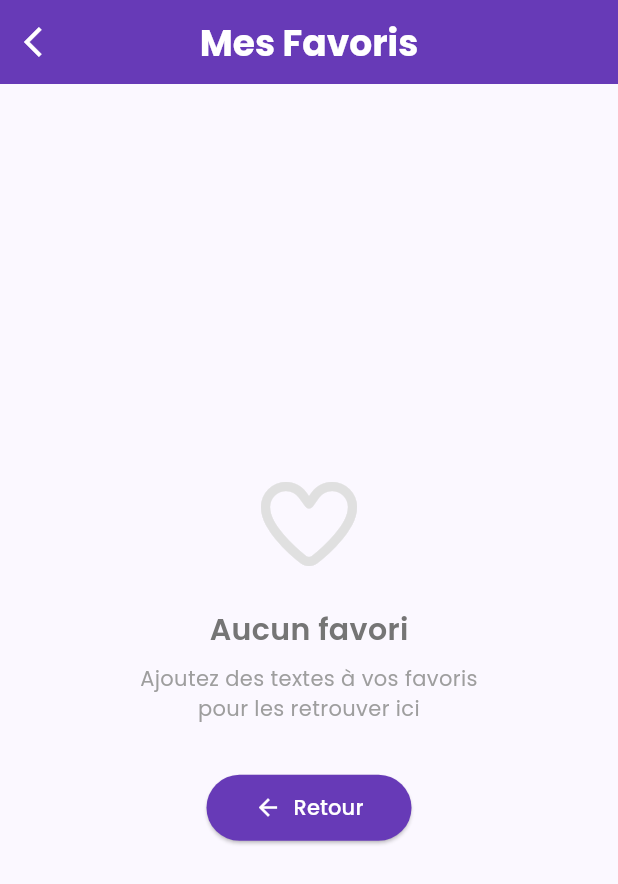
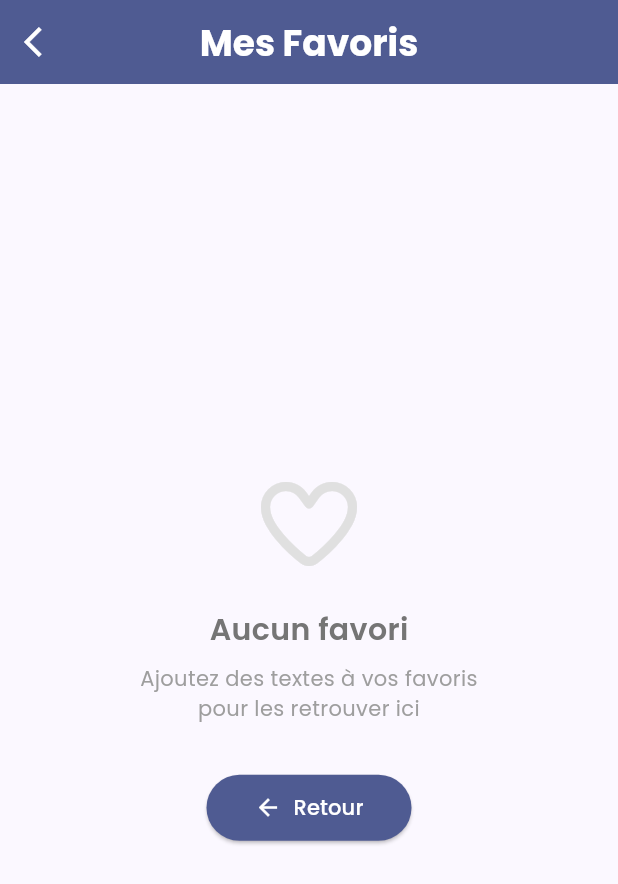
Before and after one commit to Narlex26/Speak-For-Me, a Flutter app: the screen it shows after launch, after a tap on "Mes Favoris", on a phone screen of 412 x 824 dp. Shown: the top 884 px of the screen. Run offline on Flutter 3.47's test engine with Material 3 defaults, Android fonts, the phone set to English and light mode, and no system bars; our stand-ins replace audioplayers, flutter_tts, font_awesome_flutter, google_fonts, permission_handler, share_plus and 4 more; accounts and stored records are empty.

Commit message:
feat(#10): thème sombre/clair automatique via ThemeMode.system

```diff
--- a/lib/features/favorites/presentation/pages/favorites_page.dart
+++ b/lib/features/favorites/presentation/pages/favorites_page.dart
@@ -98,14 +98,18 @@ class _FavoritesPageState extends State<FavoritesPage> {
     return Scaffold(
       appBar: AppBar(
         elevation: 0,
-        backgroundColor: Colors.deepPurple,
-        title: const Text(
+        backgroundColor: Theme.of(context).colorScheme.primary,
+        title: Text(
           'Mes Favoris',
-          style: TextStyle(fontSize: 24, fontWeight: FontWeight.bold, color: Colors.white),
+          style: TextStyle(
+            fontSize: 24,
+            fontWeight: FontWeight.bold,
+            color: Theme.of(context).colorScheme.onPrimary,
+          ),
         ),
         centerTitle: true,
         leading: IconButton(
-          icon: const Icon(Icons.arrow_back_ios, color: Colors.white),
+          icon: Icon(Icons.arrow_back_ios, color: Theme.of(context).colorScheme.onPrimary),
           onPressed: () => Navigator.pop(context),
         ),
       ),
--- a/lib/features/favorites/presentation/widgets/favorites_body.dart
+++ b/lib/features/favorites/presentation/widgets/favorites_body.dart
@@ -26,9 +26,9 @@ class FavoritesBody extends StatelessWidget {
   @override
   Widget build(BuildContext context) {
     if (isLoading) {
-      return const Center(
+      return Center(
         child: CircularProgressIndicator(
-          valueColor: AlwaysStoppedAnimation<Color>(Colors.deepPurple),
+          valueColor: AlwaysStoppedAnimation<Color>(Theme.of(context).colorScheme.primary),
         ),
       );
     }
@@ -48,7 +48,7 @@ class FavoritesBody extends StatelessWidget {
             const SizedBox(height: 24),
             ElevatedButton(
               onPressed: onRetry,
-              style: ElevatedButton.styleFrom(backgroundColor: Colors.deepPurple),
+              style: ElevatedButton.styleFrom(backgroundColor: Theme.of(context).colorScheme.primary),
               child: const Text('Réessayer'),
             ),
           ],
@@ -83,7 +83,7 @@ class FavoritesBody extends StatelessWidget {
               icon: const Icon(Icons.arrow_back),
               label: const Text('Retour'),
               style: ElevatedButton.styleFrom(
-                backgroundColor: Colors.deepPurple,
+                backgroundColor: Theme.of(context).colorScheme.primary,
                 foregroundColor: Colors.white,
                 padding: const EdgeInsets.symmetric(horizontal: 32, vertical: 12),
               ),
@@ -95,7 +95,7 @@ class FavoritesBody extends StatelessWidget {
 
     return RefreshIndicator(
       onRefresh: () async => onRetry(),
-      color: Colors.deepPurple,
+      color: Theme.of(context).colorScheme.primary,
       child: ListView.builder(
         padding: const EdgeInsets.all(8),
         itemCount: favorites.length,
--- a/lib/features/specimen_selection/presentation/pages/specimen_selection_page.dart
+++ b/lib/features/specimen_selection/presentation/pages/specimen_selection_page.dart
@@ -15,14 +15,15 @@ class SpecimenSelectionPage extends StatelessWidget {
   @override
   Widget build(BuildContext context) {
     final profiles = Profile.getAllProfiles();
+    final cs = Theme.of(context).colorScheme;
 
     return Scaffold(
       body: Container(
-        decoration: const BoxDecoration(
+        decoration: BoxDecoration(
           gradient: LinearGradient(
             begin: Alignment.topCenter,
             end: Alignment.bottomCenter,
-            colors: [Color(0xFFF8F9FA), Color(0xFFE9ECEF)],
+            colors: [cs.surface, cs.surfaceContainerHighest],
           ),
         ),
         child: SafeArea(
--- a/lib/features/translation_generator/presentation/pages/translation_page.dart
+++ b/lib/features/translation_generator/presentation/pages/translation_page.dart
@@ -60,7 +60,7 @@ class _TranslationPageState extends State<TranslationPage> with _TranslationLogi
             colors: [
               widget.profile.primaryColor.withValues(alpha: 0.1),
               widget.profile.secondaryColor.withValues(alpha: 0.05),
-              Colors.white,
+              Theme.of(context).colorScheme.surface,
             ],
           ),
         ),
--- a/lib/features/translation_generator/presentation/widgets/add_phrase_sheet.dart
+++ b/lib/features/translation_generator/presentation/widgets/add_phrase_sheet.dart
@@ -24,11 +24,11 @@ Future<bool?> showAddPhraseBottomSheet({
         ),
         child: Container(
           decoration: BoxDecoration(
-            color: Colors.white,
+            color: Theme.of(sheetContext).colorScheme.surface,
             borderRadius: BorderRadius.circular(20),
             boxShadow: [
               BoxShadow(
-                color: Colors.black.withValues(alpha: 0.08),
+                color: Theme.of(sheetContext).colorScheme.shadow.withValues(alpha: 0.08),
                 blurRadius: 20,
                 offset: const Offset(0, 8),
               ),
--- a/lib/features/translation_generator/presentation/widgets/translation_result.dart
+++ b/lib/features/translation_generator/presentation/widgets/translation_result.dart
@@ -85,7 +85,9 @@ class _TranslationResultState extends State<TranslationResult>
         margin: const EdgeInsets.all(48),
         padding: const EdgeInsets.symmetric(vertical: 32, horizontal: 24),
         decoration: BoxDecoration(
-          color: widget.isLegendary ? const Color(0xFFFFFDE7) : Colors.white,
+          color: widget.isLegendary
+              ? const Color(0xFFFFFDE7)
+              : Theme.of(context).colorScheme.surface,
           borderRadius: BorderRadius.circular(24),
           gradient: widget.isLegendary
               ? const LinearGradient(
--- a/lib/main.dart
+++ b/lib/main.dart
@@ -16,19 +16,10 @@ Future<void> main() async {
     databaseFactory = databaseFactoryFfi;
   }
 
-  // Set preferred orientations
   await SystemChrome.setPreferredOrientations([
     DeviceOrientation.portraitUp,
     DeviceOrientation.portraitDown,
   ]);
-
-  // Set system UI overlay style
-  SystemChrome.setSystemUIOverlayStyle(
-    const SystemUiOverlayStyle(
-      statusBarColor: Colors.transparent,
-      statusBarIconBrightness: Brightness.dark,
-    ),
-  );
 
   runApp(const SpeakForMeApp());
 }
@@ -36,25 +27,42 @@ Future<void> main() async {
 class SpeakForMeApp extends StatelessWidget {
   const SpeakForMeApp({super.key});
 
+  static const _seedColor = Color(0xFF667EEA);
+
   @override
   Widget build(BuildContext context) {
     return MaterialApp(
       title: 'Speak for Me',
       debugShowCheckedModeBanner: false,
-      theme: ThemeData(
-        useMaterial3: true,
-        colorScheme: ColorScheme.fromSeed(
-          seedColor: const Color(0xFF667EEA),
-          brightness: Brightness.light,
-        ),
-        textTheme: GoogleFonts.poppinsTextTheme(),
-        appBarTheme: const AppBarTheme(
-          centerTitle: true,
-          elevation: 0,
-          backgroundColor: Colors.transparent,
-        ),
-      ),
+      themeMode: ThemeMode.system,
+      theme: _buildTheme(Brightness.light),
+      darkTheme: _buildTheme(Brightness.dark),
       home: const SpecimenSelectionPage(),
     );
   }
+
+  ThemeData _buildTheme(Brightness brightness) {
+    final isDark = brightness == Brightness.dark;
+    final colorScheme = ColorScheme.fromSeed(
+      seedColor: _seedColor,
+      brightness: brightness,
+    );
+    return ThemeData(
+      useMaterial3: true,
+      colorScheme: colorScheme,
+      textTheme: GoogleFonts.poppinsTextTheme(
+        isDark ? ThemeData.dark().textTheme : ThemeData.light().textTheme,
+      ),
+      appBarTheme: AppBarTheme(
+        centerTitle: true,
+        elevation: 0,
+        backgroundColor: Colors.transparent,
+        systemOverlayStyle: isDark
+            ? SystemUiOverlayStyle.light
+                .copyWith(statusBarColor: Colors.transparent)
+            : SystemUiOverlayStyle.dark
+                .copyWith(statusBarColor: Colors.transparent),
+      ),
+    );
+  }
 }
```
Also changed, not shown: lib/features/favorites/presentation/widgets/favorite_card.dart (+3 -7 lines), lib/features/translation_generator/presentation/widgets/translation_app_bar.dart (+9 -7 lines), lib/features/translation_generator/presentation/widgets/translation_result_actions.dart (+5 -3 lines), 1 other file.
